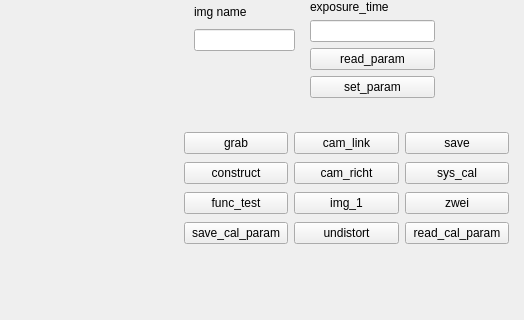
Qt form ui_control/mainwindow.ui (klugcyk/dieschwesterwaternderengle) before a commit; both pictures show x 476 to 1000 and y 0 to 320 of the 1000 by 550 pixel window.
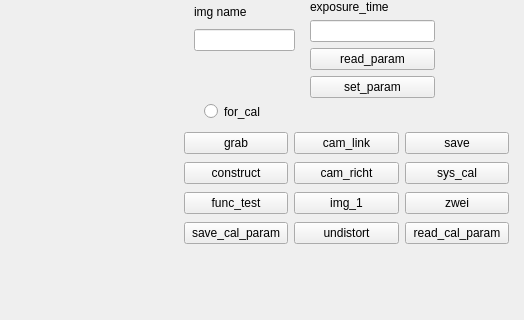
The same form after that commit.

The edit to the form file:
```diff
--- a/ui_control/mainwindow.ui
+++ b/ui_control/mainwindow.ui
@@ -187,6 +187,19 @@
      </item>
     </layout>
    </widget>
+   <widget class="QRadioButton" name="for_cal">
+    <property name="geometry">
+     <rect>
+      <x>680</x>
+      <y>100</y>
+      <width>72</width>
+      <height>23</height>
+     </rect>
+    </property>
+    <property name="text">
+     <string>for_cal</string>
+    </property>
+   </widget>
   </widget>
   <widget class="QMenuBar" name="menubar">
    <property name="geometry">
```
